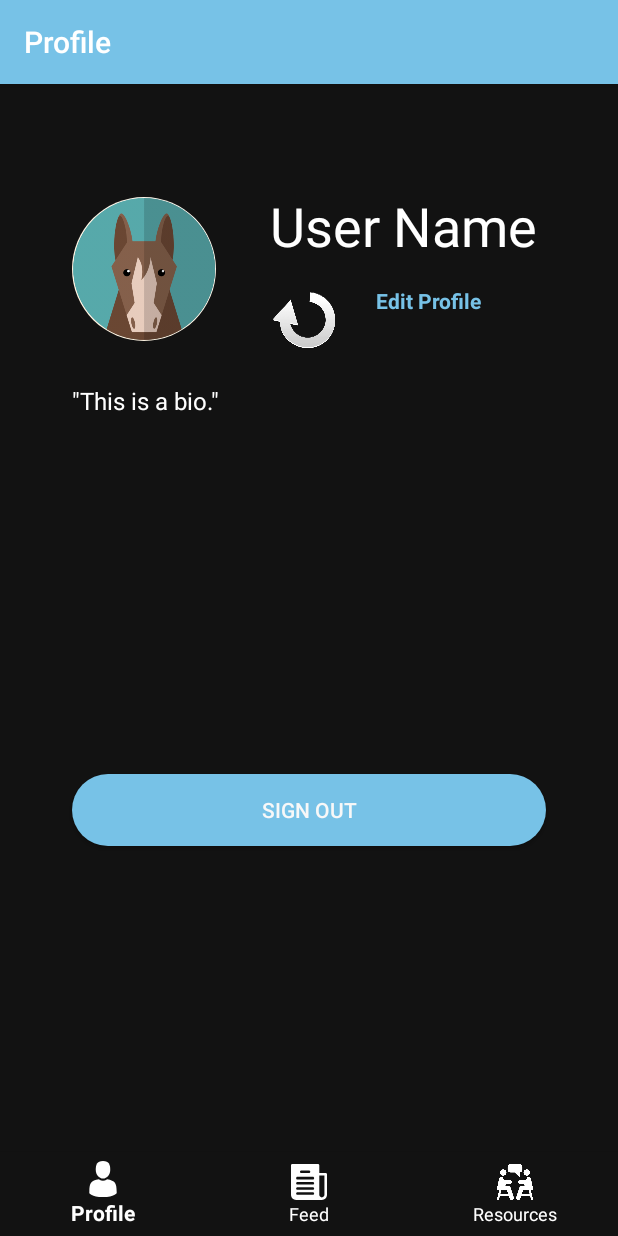
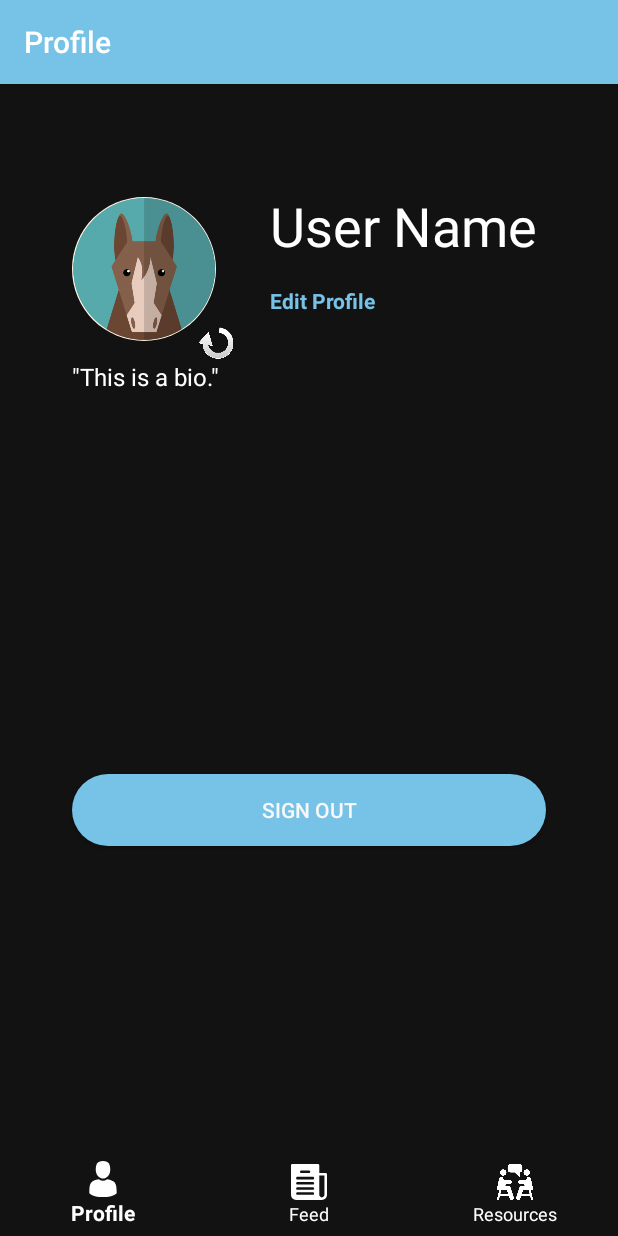
Before and after one commit to lil55cy/StorySharing, an Android app: the screen it shows after launch once a user with an empty profile is signed in (MainActivity), after a tap on an icon or button, on a phone screen of 412 x 824 dp. Run offline under Robolectric (Android 15) with nearby library versions, the phone set to English and light mode, and no system bars; our stand-ins replace CircleImageView, Firebase (no records; nobody signed in at launch, a user with empty details on screens opened directly), navigation-ui.

Commit message:
move button

```diff
--- a/StorySharing/app/src/main/res/layout/fragment_profile.xml
+++ b/StorySharing/app/src/main/res/layout/fragment_profile.xml
@@ -1,6 +1,7 @@
 <?xml version="1.0" encoding="utf-8"?>
 <androidx.constraintlayout.widget.ConstraintLayout xmlns:android="http://schemas.android.com/apk/res/android"
     xmlns:app="http://schemas.android.com/apk/res-auto"
+    xmlns:tools="http://schemas.android.com/tools"
     android:layout_width="match_parent"
     android:layout_height="match_parent">
 
@@ -37,7 +38,7 @@
         android:id="@+id/bio"
         android:layout_width="320dp"
         android:layout_height="wrap_content"
-        android:layout_marginTop="20dp"
+        android:layout_marginTop="30dp"
         android:maxLines="10"
         android:text='"This is a bio."'
         android:textColor="@color/white"
@@ -47,19 +48,18 @@
         app:layout_constraintEnd_toEndOf="parent"
         app:layout_constraintHorizontal_bias="0.0"
         app:layout_constraintStart_toStartOf="@+id/profile_photo"
-        app:layout_constraintTop_toBottomOf="@+id/button" />
+        app:layout_constraintTop_toBottomOf="@+id/email" />
 
     <TextView
         android:id="@+id/email"
         android:layout_width="wrap_content"
         android:layout_height="wrap_content"
         android:layout_marginTop="16dp"
-        android:layout_marginStart="25dp"
         android:clickable="true"
         android:text="Edit Profile"
         android:textColor="@color/colorAccent"
         android:textStyle="bold"
-        app:layout_constraintStart_toEndOf="@id/button"
+        app:layout_constraintStart_toStartOf="@id/name"
         app:layout_constraintTop_toBottomOf="@+id/name" />
 
 
@@ -82,9 +82,12 @@
 
     <Button
         android:id="@+id/button"
-        android:layout_width="45dp"
-        android:layout_height="45dp"
+        android:layout_width="25dp"
+        android:layout_height="25dp"
+        android:layout_marginTop="140dp"
         android:background="@drawable/rotate"
-        app:layout_constraintStart_toStartOf="@id/name"
-        app:layout_constraintTop_toTopOf="@id/email" />
+        app:layout_constraintEnd_toEndOf="parent"
+        app:layout_constraintHorizontal_bias="0.339"
+        app:layout_constraintStart_toStartOf="parent"
+        app:layout_constraintTop_toTopOf="parent" />
 </androidx.constraintlayout.widget.ConstraintLayout>
```
Also changed, not shown: 1 other file.
